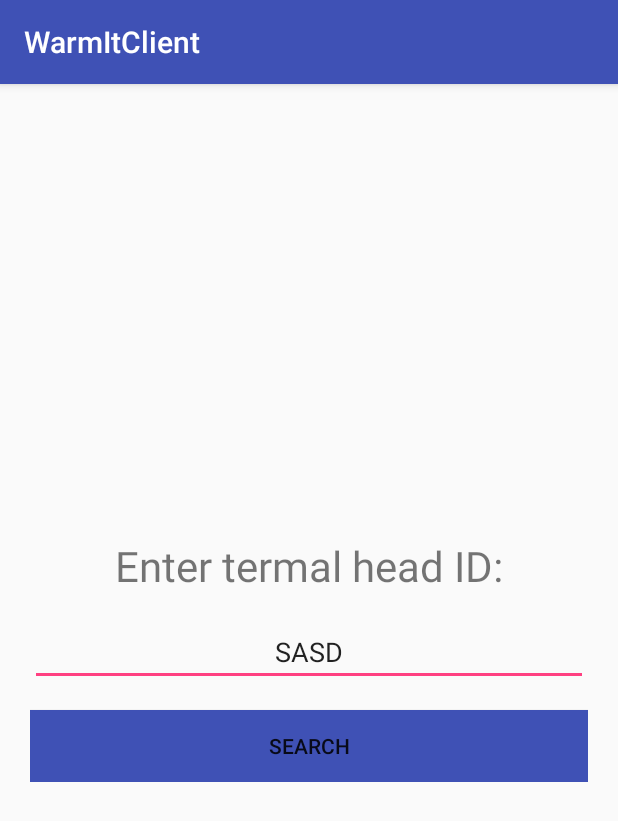
After one commit to Stoefff/WarmIT, an Android app: the IdActivity screen opened directly, with no data from a screen before it, on a phone screen of 412 x 824 dp. The commit adds this screen. Shown: the top 821 px of the screen. Run offline under Robolectric (Android 15) with nearby library versions, the light colour scheme and no system bars.

Commit message:
Added some acivity

```diff
--- a/WarmItClient/app/build.gradle
+++ b/WarmItClient/app/build.gradle
@@ -26,5 +26,6 @@ dependencies {
     })
     compile 'com.android.support:appcompat-v7:25.3.1'
     compile 'com.android.support:design:25.3.1'
+    compile 'com.android.support.constraint:constraint-layout:1.0.2'
     testCompile 'junit:junit:4.12'
 }
--- a/WarmItClient/app/src/main/AndroidManifest.xml
+++ b/WarmItClient/app/src/main/AndroidManifest.xml
@@ -23,6 +23,7 @@
                 <category android:name="android.intent.category.LAUNCHER" />
             </intent-filter>
         </activity>
+        <activity android:name=".IdActivity"></activity>
     </application>
 
 </manifest>
--- /dev/null
+++ b/WarmItClient/app/src/main/java/com/warmit/stoeff/warmitclient/IdActivity.java
@@ -0,0 +1,36 @@
+package com.warmit.stoeff.warmitclient;
+
+import android.support.v7.app.AppCompatActivity;
+import android.os.Bundle;
+import android.view.View;
+import android.widget.Button;
+import android.widget.EditText;
+
+public class IdActivity extends AppCompatActivity {
+
+    private EditText etTermaId;
+    private Button btnSearch;
+
+    @Override
+    protected void onCreate(Bundle savedInstanceState) {
+        super.onCreate(savedInstanceState);
+        setContentView(R.layout.activity_id);
+        initComponents();
+        setComponentListeners();
+    }
+
+    private void initComponents() {
+        etTermaId = (EditText) findViewById(R.id.et_termal_head_id);
+        btnSearch = (Button) findViewById(R.id.btn_search);
+    }
+
+    private void setComponentListeners() {
+        btnSearch.setOnClickListener(new View.OnClickListener() {
+            @Override
+            public void onClick(View v) {
+                String termalId = etTermaId.getText().toString();
+                //here is your input
+            }
+        });
+    }
+}
--- /dev/null
+++ b/WarmItClient/app/src/main/res/layout/activity_id.xml
@@ -0,0 +1,34 @@
+<?xml version="1.0" encoding="utf-8"?>
+<LinearLayout android:layout_height="wrap_content"
+    android:orientation="vertical"
+    android:layout_width="match_parent"
+    android:layout_gravity="center"
+    android:padding="20dp"
+    xmlns:android="http://schemas.android.com/apk/res/android">
+
+    <TextView
+        android:gravity="center_horizontal"
+        android:text="@string/termal_head_id"
+        android:layout_width="match_parent"
+        android:layout_height="wrap_content"
+        android:textSize="28sp"/>
+
+    <EditText
+        android:maxLines="1"
+        android:maxLength="256"
+        android:id="@+id/et_termal_head_id"
+        android:layout_marginTop="16dp"
+        android:text="SASD"
+        android:gravity="center_horizontal"
+        android:layout_width="match_parent"
+        android:layout_height="wrap_content" />
+
+    <Button
+        android:layout_marginTop="16dp"
+        android:id="@+id/btn_search"
+        android:background="@color/colorPrimary"
+        android:text="Search"
+        android:layout_width="match_parent"
+        android:layout_height="wrap_content" />
+
+</LinearLayout>
--- a/WarmItClient/app/src/main/res/values/strings.xml
+++ b/WarmItClient/app/src/main/res/values/strings.xml
@@ -13,4 +13,5 @@
     <string name="permission_rationale">"Contacts permissions are needed for providing email
         completions."
     </string>
+    <string name="termal_head_id">Enter termal head ID:</string>
 </resources>
```
Also changed, not shown: 1 other file.
